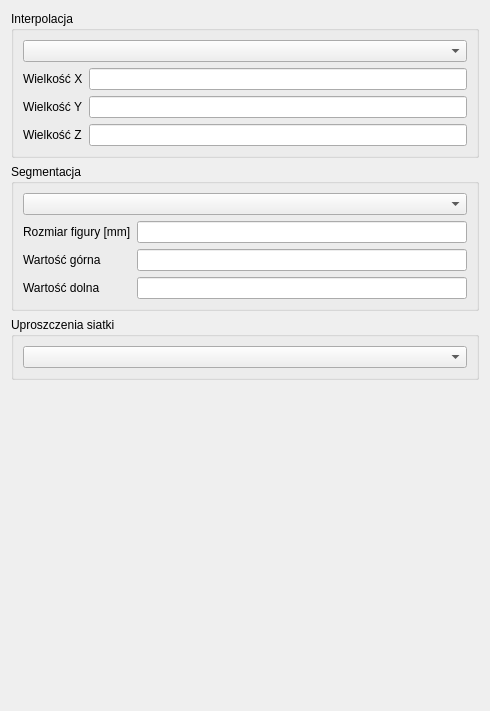
Before: the Qt Designer form src/SokarUi/SegmentationPipelineEditor.ui in jedrzejowski/sokar-app, drawn with Qt 5.
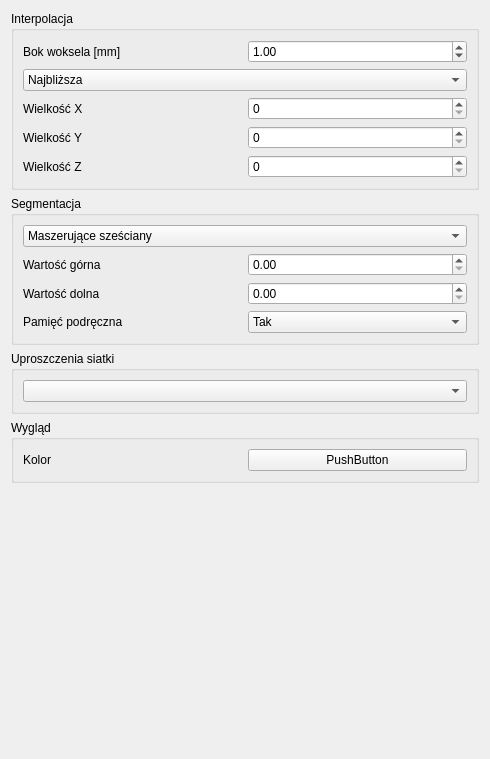
After: the same form once the commit is applied.

```diff
--- a/src/SokarUi/SegmentationPipelineEditor.ui
+++ b/src/SokarUi/SegmentationPipelineEditor.ui
@@ -7,7 +7,7 @@
     <x>0</x>
     <y>0</y>
     <width>490</width>
-    <height>711</height>
+    <height>759</height>
    </rect>
   </property>
   <property name="windowTitle">
@@ -19,11 +19,48 @@
      <property name="title">
       <string>Interpolacja</string>
      </property>
-     <layout class="QVBoxLayout" name="verticalLayout_2">
-      <item>
+     <layout class="QGridLayout" name="gridLayout_4">
+      <item row="4" column="1">
+       <widget class="QSpinBox" name="interpolationSizeZ"/>
+      </item>
+      <item row="3" column="0">
+       <widget class="QLabel" name="label_5">
+        <property name="text">
+         <string>Wielkość Y</string>
+        </property>
+       </widget>
+      </item>
+      <item row="4" column="0">
+       <widget class="QLabel" name="label_6">
+        <property name="text">
+         <string>Wielkość Z</string>
+        </property>
+       </widget>
+      </item>
+      <item row="0" column="0">
+       <widget class="QLabel" name="label_10">
+        <property name="text">
+         <string>Bok woksela [mm]</string>
+        </property>
+       </widget>
+      </item>
+      <item row="3" column="1">
+       <widget class="QSpinBox" name="interpolationSizeY"/>
+      </item>
+      <item row="2" column="1">
+       <widget class="QSpinBox" name="interpolationSizeX"/>
+      </item>
+      <item row="2" column="0">
+       <widget class="QLabel" name="label_4">
+        <property name="text">
+         <string>Wielkość X</string>
+        </property>
+       </widget>
+      </item>
+      <item row="1" column="0" colspan="2">
        <widget class="QComboBox" name="interpolationCombo">
         <property name="currentIndex">
-         <number>-1</number>
+         <number>0</number>
         </property>
         <item>
          <property name="text">
@@ -62,39 +99,12 @@
         </item>
        </widget>
       </item>
-      <item>
-       <layout class="QGridLayout" name="gridLayout">
-        <item row="0" column="0">
-         <widget class="QLabel" name="label_4">
-          <property name="text">
-           <string>Wielkość X</string>
-          </property>
-         </widget>
-        </item>
-        <item row="2" column="0">
-         <widget class="QLabel" name="label_6">
-          <property name="text">
-           <string>Wielkość Z</string>
-          </property>
-         </widget>
-        </item>
-        <item row="1" column="0">
-         <widget class="QLabel" name="label_5">
-          <property name="text">
-           <string>Wielkość Y</string>
-          </property>
-         </widget>
-        </item>
-        <item row="2" column="1">
-         <widget class="QLineEdit" name="interpolationSizeZ"/>
-        </item>
-        <item row="1" column="1">
-         <widget class="QLineEdit" name="interpolationSizeY"/>
-        </item>
-        <item row="0" column="1">
-         <widget class="QLineEdit" name="interpolationSizeX"/>
-        </item>
-       </layout>
+      <item row="0" column="1">
+       <widget class="QDoubleSpinBox" name="wokselSize">
+        <property name="value">
+         <double>1.000000000000000</double>
+        </property>
+       </widget>
       </item>
      </layout>
     </widget>
@@ -104,11 +114,49 @@
      <property name="title">
       <string>Segmentacja</string>
      </property>
-     <layout class="QVBoxLayout" name="verticalLayout_3">
-      <item>
+     <layout class="QGridLayout" name="gridLayout">
+      <item row="3" column="0">
+       <widget class="QLabel" name="label_3">
+        <property name="text">
+         <string>Wartość dolna</string>
+        </property>
+       </widget>
+      </item>
+      <item row="4" column="0">
+       <widget class="QLabel" name="label">
+        <property name="text">
+         <string>Pamięć podręczna</string>
+        </property>
+       </widget>
+      </item>
+      <item row="1" column="1">
+       <widget class="QDoubleSpinBox" name="treshhol"/>
+      </item>
+      <item row="4" column="1">
+       <widget class="QComboBox" name="useCache">
+        <item>
+         <property name="text">
+          <string>Tak</string>
+         </property>
+        </item>
+        <item>
+         <property name="text">
+          <string>Nie</string>
+         </property>
+        </item>
+       </widget>
+      </item>
+      <item row="1" column="0">
+       <widget class="QLabel" name="label_2">
+        <property name="text">
+         <string>Wartość górna</string>
+        </property>
+       </widget>
+      </item>
+      <item row="0" column="0" colspan="2">
        <widget class="QComboBox" name="segmentationComboBox">
         <property name="currentIndex">
-         <number>-1</number>
+         <number>0</number>
         </property>
         <item>
          <property name="text">
@@ -122,39 +170,8 @@
         </item>
        </widget>
       </item>
-      <item>
-       <layout class="QGridLayout" name="marchingBox">
-        <item row="1" column="0">
-         <widget class="QLabel" name="label_2">
-          <property name="text">
-           <string>Wartość górna</string>
-          </property>
-         </widget>
-        </item>
-        <item row="2" column="0">
-         <widget class="QLabel" name="label_3">
-          <property name="text">
-           <string>Wartość dolna</string>
-          </property>
-         </widget>
-        </item>
-        <item row="0" column="0">
-         <widget class="QLabel" name="label">
-          <property name="text">
-           <string>Rozmiar figury [mm]</string>
-          </property>
-         </widget>
-        </item>
-        <item row="0" column="1">
-         <widget class="QLineEdit" name="lineEdit"/>
-        </item>
-        <item row="1" column="1">
-         <widget class="QLineEdit" name="lineEdit_2"/>
-        </item>
-        <item row="2" column="1">
-         <widget class="QLineEdit" name="lineEdit_3"/>
-        </item>
-       </layout>
+      <item row="3" column="1">
+       <widget class="QDoubleSpinBox" name="treshholdDown"/>
       </item>
      </layout>
     </widget>
@@ -171,6 +188,29 @@
      </layout>
     </widget>
    </item>
+   <item>
+    <widget class="QGroupBox" name="groupBox_3">
+     <property name="title">
+      <string>Wygląd</string>
+     </property>
+     <layout class="QGridLayout" name="gridLayout_2">
+      <item row="0" column="0">
+       <widget class="QLabel" name="label_7">
+        <property name="text">
+         <string>Kolor</string>
+        </property>
+       </widget>
+      </item>
+      <item row="0" column="1">
+       <widget class="QPushButton" name="colorPushButton">
+        <property name="text">
+         <string>PushButton</string>
+        </property>
+       </widget>
+      </item>
+     </layout>
+    </widget>
+   </item>
    <item>
     <spacer name="verticalSpacer">
      <property name="orientation">
```
Left out of the diff: 5 changed lines with no effect on the pictures.
